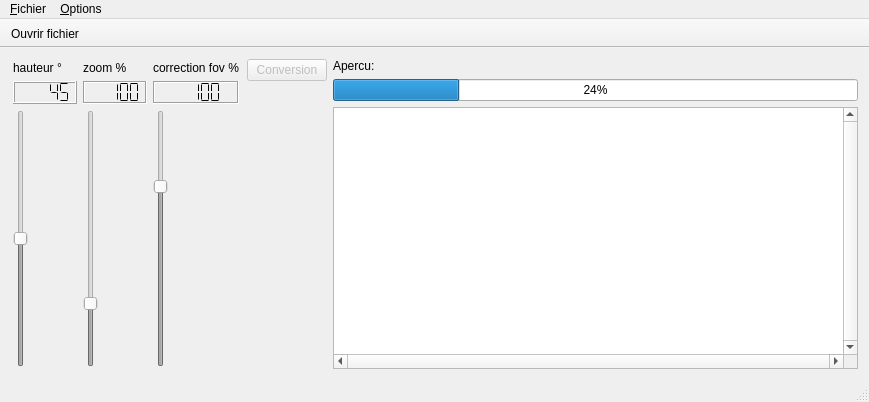
The window that mainwindow.ui (havetc/OpenFish) describes before a commit, drawn with Qt 5.
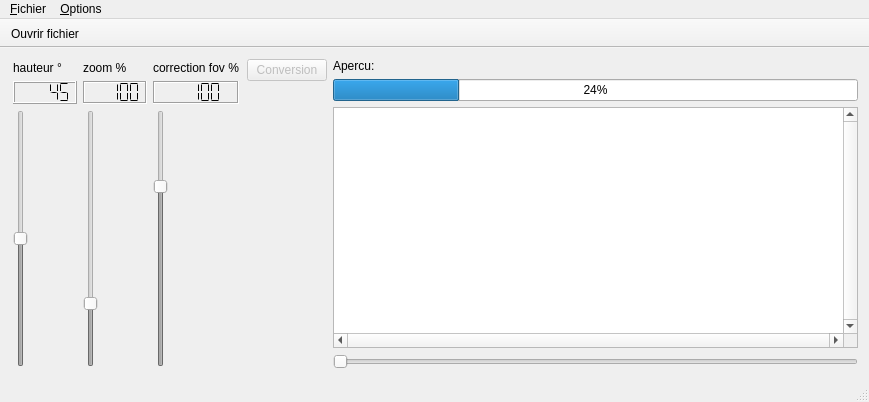
The same window after the commit. Icons and pictures are not drawn.

Commit message: temporal selection added

Patch:
```diff
--- a/mainwindow.ui
+++ b/mainwindow.ui
@@ -318,6 +318,16 @@
         </property>
        </widget>
       </item>
+      <item>
+       <widget class="QSlider" name="horizontalSliderTime">
+        <property name="maximum">
+         <number>1000</number>
+        </property>
+        <property name="orientation">
+         <enum>Qt::Horizontal</enum>
+        </property>
+       </widget>
+      </item>
      </layout>
     </item>
    </layout>
```
The commit also changes 2 other files.
